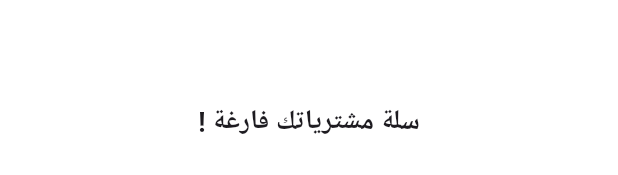
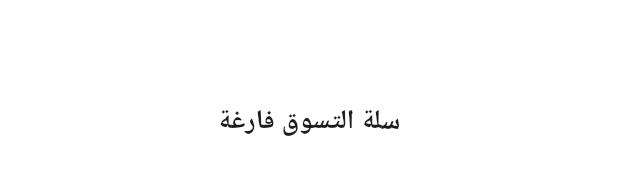
Before and after one commit to Abdulrahman715/Wassel, a Flutter app: the CartViewBody widget shown alone on an empty page, opened directly, on a phone screen of 412 x 824 dp. Shown: the part 558-733 px from the top of the screen. Run offline on Flutter 3.47's test engine with Material 3 defaults, Android fonts, the phone set to English and light mode, and no system bars; our stand-ins replace cached_network_image, dartz, dio, equatable, flutter_bloc, get_it and 3 more; network calls fail; Roboto replaces fonts that are missing (Cairo).

Commit message:
implement fixed style to empty screens

```diff
--- a/lib/features/cart/presentation/views/widgets/cart_view_body.dart
+++ b/lib/features/cart/presentation/views/widgets/cart_view_body.dart
@@ -1,12 +1,12 @@
 import 'package:flutter/material.dart';
 import 'package:flutter_bloc/flutter_bloc.dart';
+import 'package:wassel/core/widgets/message/empty_message.dart';
 import 'package:wassel/features/cart/presentation/view_models/cart_cubit/cart_cubit.dart';
 import 'package:wassel/features/cart/presentation/view_models/cart_cubit/cart_states.dart';
 import 'package:wassel/features/cart/presentation/views/widgets/cart_app_bar.dart';
 import 'package:wassel/features/cart/presentation/views/widgets/cart_checkout_section.dart';
 import 'package:wassel/features/cart/presentation/views/widgets/cart_order_summary.dart';
 import 'package:wassel/features/cart/presentation/views/widgets/custom_cart_item.dart';
-import 'package:wassel/features/cart/presentation/views/widgets/empty_cart_message.dart';
 
 class CartViewBody extends StatelessWidget {
   const CartViewBody({super.key});
@@ -38,7 +38,9 @@ class CartViewBody extends StatelessWidget {
               }
 
               // إذا كانت السلة فارغة
-              return const Center(child: EmptyCartMessage());
+              return EmptyMessage(
+                emptyMessage: 'سلة التسوق فارغة',
+              );
             },
           ),
         ),
--- a/lib/features/cart/presentation/views/widgets/empty_cart_message.dart
+++ /dev/null
@@ -1,18 +0,0 @@
-
-import 'package:flutter/material.dart';
-
-class EmptyCartMessage extends StatelessWidget {
-  const EmptyCartMessage({
-    super.key,
-  });
-
-  @override
-  Widget build(BuildContext context) {
-    return Center(
-      child: Text(
-        'سلة مشترياتك فارغة !',
-        style: TextStyle(fontSize: 18, fontWeight: FontWeight.bold),
-      ),
-    );
-  }
-}
```
Also changed, not shown: lib/features/orders/presentation/views/widgets/orders_list_view.dart (+8 -6 lines), lib/features/search/presentation/views/widgets/search_states_body.dart (line endings or trailing spaces).
